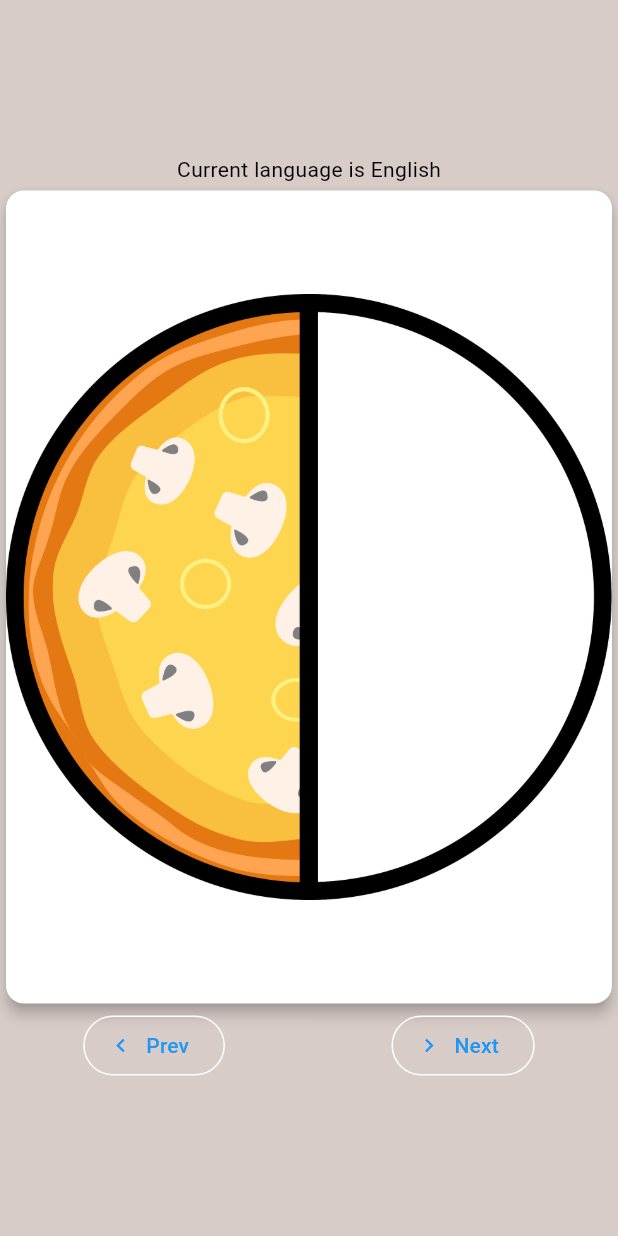
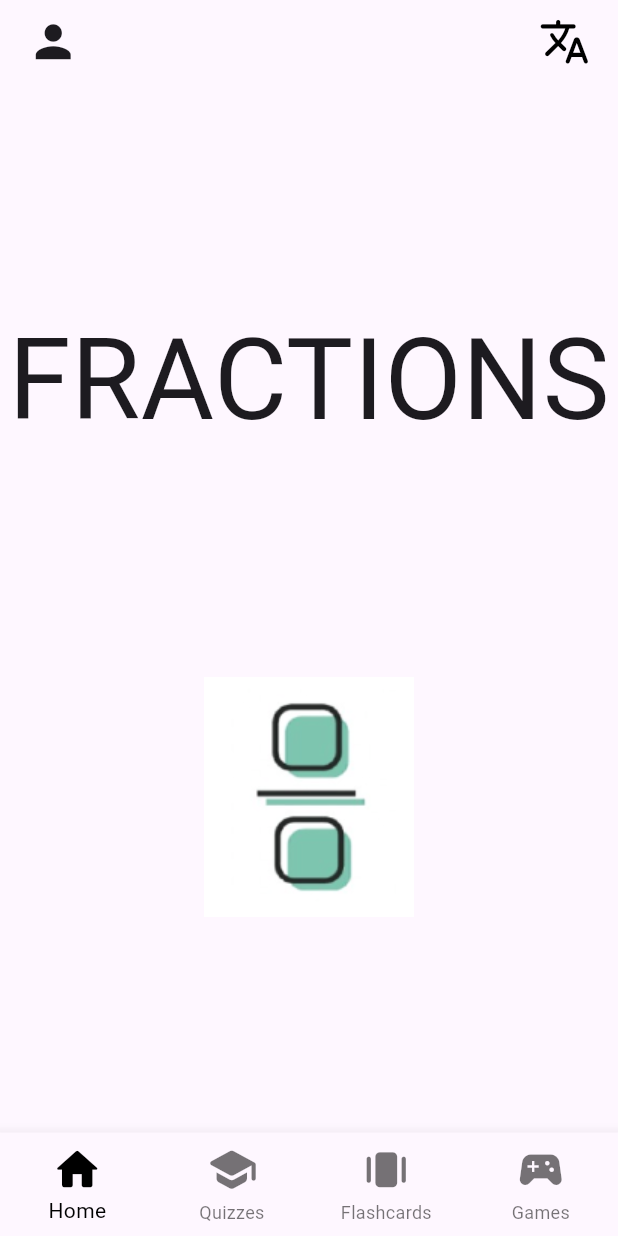
Before and after one commit to FIH-Fractions/bilingual_fractions_flutter_app, a Flutter app: the screen it shows after launch, on a phone screen of 412 x 824 dp. Run offline on Flutter 3.47's test engine with Material 3 defaults, Android fonts, the phone set to English and light mode, and no system bars; drawn by our look-alikes of flip_card; our stand-ins replace flutter_tts, table_calendar.

Commit message:
NavBar, Profile
Updated by Neha - added bottom nav bar, profile tabs, streak calendar

```diff
--- a/lib/flashcard/flashcard_mainview.dart
+++ b/lib/flashcard/flashcard_mainview.dart
@@ -35,28 +35,17 @@ class _flashcardState extends State<flashcard> {
 
   }
 
-/*  List<Flashcard> _flashcards = [
-    Flashcard(
-        question: "What programming language does flutter use?",
-        answer: "HALF",
-        imagePath: "assets/half_pizza.png" ),
-    Flashcard(
-        question: "Who you gonna call?",
-        answer: "ONE FOURTH!",
-        imagePath: "assets/one_fourth_pizza.png"),
-  ];*/
-
   List<Flashcard> _flashcards = [
     Flashcard(
         question: "What does this fraction represent",
         answerEn: "Half", // English answer
-        answerEs: "medio", // Spanish answer
+        answerEs: "Medio", // Spanish answer
         imagePath: "assets/half_pizza.png"
     ),
     Flashcard(
         question: "What does this fraction represent",
-        answerEn: "Half!", // English answer
-        answerEs: "Un cuarto!", // Example Spanish translation
+        answerEn: "Three Fourths!", // English answer
+        answerEs: "Tres Cuartos!", // Example Spanish translation
         imagePath: "assets/one_fourth_pizza.png"
     ),
   ];
@@ -69,14 +58,6 @@ class _flashcardState extends State<flashcard> {
   @override
   Widget build(BuildContext context) {
     return MaterialApp(
-      theme: ThemeData(
-        primaryColor: Colors.brown[100],
-        scaffoldBackgroundColor: Colors.brown[100],
-        appBarTheme: AppBarTheme(
-          backgroundColor: Colors.brown[100],
-        ),
-        colorScheme: ColorScheme.fromSwatch().copyWith(secondary: Colors.orange[50]),
-      ),
       home: Scaffold(
         body: Center(
           child: Column(
@@ -85,7 +66,7 @@ class _flashcardState extends State<flashcard> {
               Text('Current language is ${_isEnglish ? 'English' : 'Spanish'}'),
               SizedBox(
                 width: 500,
-                height: 550,
+                height: 500,
                 child: FlipCard(
                   key: cardKey,
                   flipOnTouch: true,
--- /dev/null
+++ b/lib/games/games.dart
@@ -0,0 +1,30 @@
+import 'package:flutter/material.dart';
+
+class games extends StatefulWidget {
+  const games({super.key});
+
+  @override
+  State<games> createState() => _games();
+}
+
+class _games extends State<games> {
+  @override
+  Widget build(BuildContext context) {
+    return Scaffold(
+      body: Center(
+        child: Column(
+          mainAxisAlignment: MainAxisAlignment.spaceEvenly,
+          crossAxisAlignment: CrossAxisAlignment.center,
+          children: [
+            Text(
+              'Games',
+              style: TextStyle(
+                fontSize: 50,
+              ),
+            ),
+          ],
+        ),
+      ),
+    );
+  }
+}
--- /dev/null
+++ b/lib/home/home.dart
@@ -0,0 +1,33 @@
+import 'package:flutter/material.dart';
+
+class home extends StatefulWidget {
+  const home({super.key});
+
+  @override
+  State<home> createState() => _home();
+}
+
+class _home extends State<home> {
+  @override
+  Widget build(BuildContext context) {
+    return Scaffold(
+      body: Center(
+        child: Column(
+          mainAxisAlignment: MainAxisAlignment.spaceEvenly,
+          crossAxisAlignment: CrossAxisAlignment.center,
+          children: [
+            Text(
+              'FRACTIONS',
+              style: TextStyle(
+                fontSize: 75,
+              ),
+            ),
+            Image.asset(
+              'assets/fraction_logo.png',
+            ),
+          ],
+        ),
+      ),
+    );
+  }
+}
--- a/lib/main.dart
+++ b/lib/main.dart
@@ -1,8 +1,98 @@
 import 'package:flutter/material.dart';
-import 'package:test1flutter/flashcard/flashcard_mainview.dart';
-import 'package:test1flutter/progress.dart';
+import 'package:test1flutter/games/games.dart';
+import 'flashcard/flashcard_mainview.dart';
+import 'home/home.dart';
+import 'profile/progress.dart';
+import 'quiz/quiz.dart';
 
+void main() => runApp(const BottomNavBarApp());
 
-void main() {
-  runApp(const flashcard());
+class BottomNavBarApp extends StatelessWidget {
+  const BottomNavBarApp({super.key});
+
+  @override
+  Widget build(BuildContext context) {
+    return const MaterialApp(
+      home: BottomNavBar(),
+    );
+  }
 }
+
+class BottomNavBar extends StatefulWidget {
+  const BottomNavBar({super.key});
+
+  @override
+  State<BottomNavBar> createState() =>
+      _BottomNavBarState();
+}
+
+class _BottomNavBarState extends State<BottomNavBar> {
+  int _selectedIndex = 0;
+  static const TextStyle optionStyle = TextStyle(fontSize: 30, fontWeight: FontWeight.bold);
+  static const List<Widget> _widgetOptions = <Widget>[
+    home(),
+    quiz(),
+    flashcard(),
+    games(),
+  ];
+
+  void _onItemTapped(int index) {
+    setState(() {
+      _selectedIndex = index;
+    });
+  }
+
+  @override
+  Widget build(BuildContext context) {
+    return Scaffold(
+      appBar: AppBar(
+        leading: Padding(padding: EdgeInsets.only(left: 10),
+          child: IconButton(
+            icon: const Icon(Icons.person, size: 35,),
+            onPressed: () {
+              Navigator.push(
+                context,
+                MaterialPageRoute(builder: (context) => progress()),
+              );
+            },
+          ),
+        ),
+        actions: [
+          Padding(padding: EdgeInsets.only(right: 10),
+            child: IconButton(
+              icon: const Icon(Icons.translate_rounded, size: 35, color: Colors.black,),
+              onPressed: () {},
+            ),
+          ),
+        ],
+      ),
+      body: Center(
+        child: _widgetOptions.elementAt(_selectedIndex),
+      ),
+      bottomNavigationBar: BottomNavigationBar(
+        type: BottomNavigationBarType.fixed,
+        items: const <BottomNavigationBarItem>[
+          BottomNavigationBarItem(
+            icon: Icon(Icons.home_rounded, size: 35,),
+            label: 'Home',
+          ),
+          BottomNavigationBarItem(
+            icon: Icon(Icons.school_rounded, size: 35,),
+            label: 'Quizzes',
+          ),
+          BottomNavigationBarItem(
+            icon: Icon(Icons.amp_stories_rounded, size: 35,),
+            label: 'Flashcards',
+          ),
+          BottomNavigationBarItem(
+            icon: Icon(Icons.sports_esports, size: 35,),
+            label: 'Games',
+          ),
+        ],
+        currentIndex: _selectedIndex,
+        selectedItemColor: Colors.black,
+        onTap: _onItemTapped,
+      ),
+    );
+  }
+}
```
Also changed, not shown: lib/profile/progress.dart (added, +145 -0 lines), lib/progress.dart (deleted, +0 -128 lines), lib/quiz/quiz.dart (added, +30 -0 lines), assets/fraction_logo.png (added), 59 other files.
